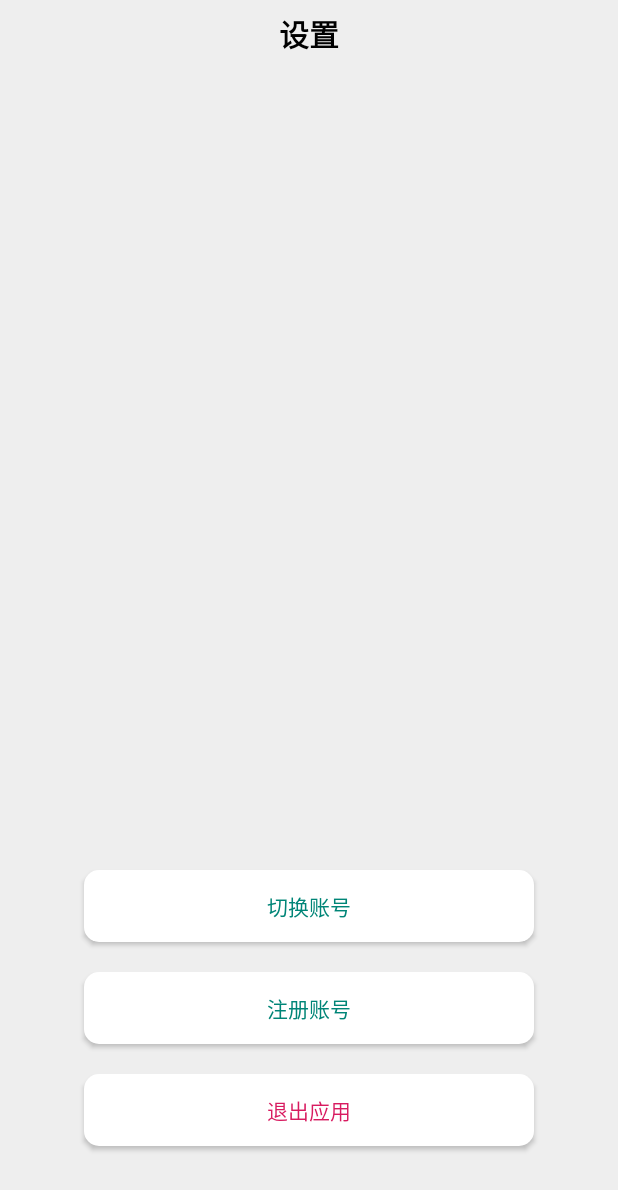
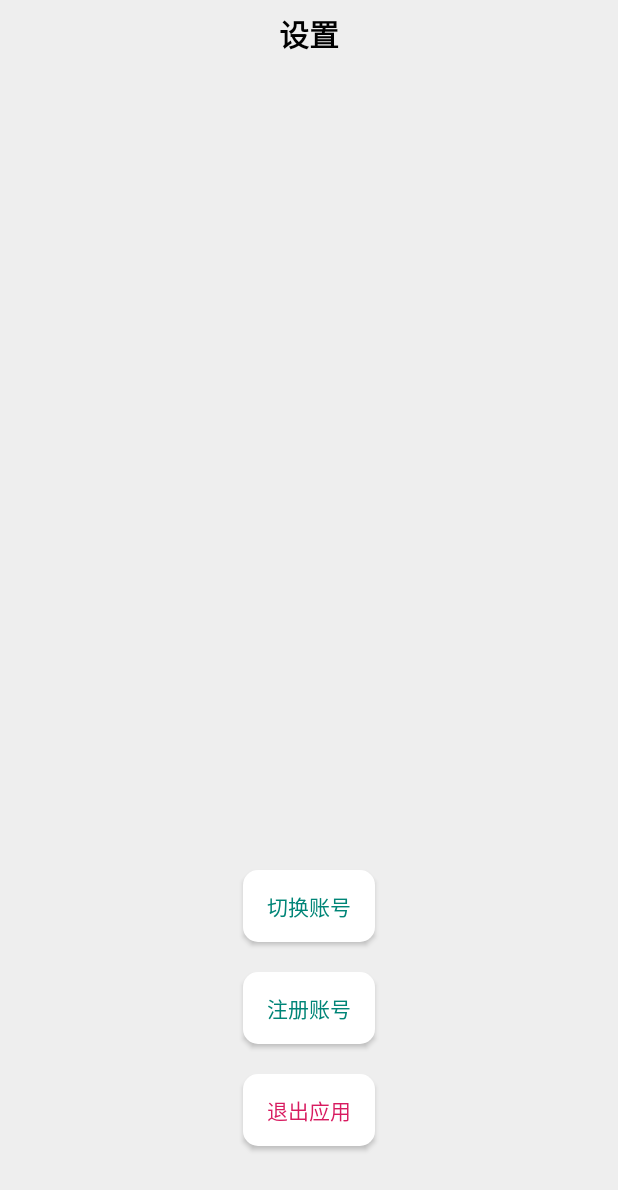
Before and after one commit to Rowling7/my_repository, an Android app: the layout activity_setting.xml on its own in the app's theme, with its tools: preview values and no code run, on a phone screen of 412 x 824 dp. Shown: the top 1190 px of the screen. Run offline under Robolectric (Android 15) with nearby library versions, the phone set to English and light mode, and no system bars.

```diff
--- a/app/src/main/java/com/example/administrator/shopping/LoginActivity.java
+++ b/app/src/main/java/com/example/administrator/shopping/LoginActivity.java
@@ -31,7 +31,6 @@ public class LoginActivity extends AppCompatActivity implements View.OnClickList
     private Handler mainHandler;     // 主线程
     private Handler handler = new Handler() {
     };
-    private static final String TAG = "LodinActivity";
 
     @Override
     protected void onCreate(Bundle savedInstanceState) {
@@ -122,7 +121,6 @@ public class LoginActivity extends AppCompatActivity implements View.OnClickList
                                 //  Intent intentForValue =new Intent(phoneAndUuid);
                                 // LocalBroadcastManager.getInstance(LoginActivity.this).sendBroadcast(intentForValue);
                                 intent.putExtra("passValue", et_UserName.getText().toString());//传递“id”至MyActivity
-
                                 startActivity(intent);
 
                             }
--- a/app/src/main/java/com/example/administrator/shopping/MyDetailsActivity.java
+++ b/app/src/main/java/com/example/administrator/shopping/MyDetailsActivity.java
@@ -28,6 +28,7 @@ public class MyDetailsActivity extends AppCompatActivity {
     private TextView tv_area;
     private TextView tv_name;
     private Handler mainHandler;     // 主线程
+    public  static final String TAG= "OUTPUT";
 
     private Handler handler = new Handler() {
         @Override
@@ -85,7 +86,7 @@ public class MyDetailsActivity extends AppCompatActivity {
             public void run() {
                 Intent intent = getIntent();
                 final String userNameForDetails = intent.getStringExtra("passValueForUser");//MyActivity的传值
-                Log.i("4", "地址数量：" + userNameForDetails);
+                Log.i(TAG, "用户名：" + userNameForDetails);
                 String age = EntityUserDao.getUserAge(userNameForDetails);
                 Message msg = Message.obtain();
                 msg.what = 0;   // 查询结果
--- a/app/src/main/java/com/example/administrator/shopping/SearchActivity.java
+++ b/app/src/main/java/com/example/administrator/shopping/SearchActivity.java
@@ -32,6 +32,7 @@ public class SearchActivity extends AppCompatActivity {
     private GoodsDao goodsDao;
     private List<GoodsEntity> goodsList;
     private GoodsAdapter goodsAdapter;
+    public static final String TAG = "OUTPUT";
 
     @Override
     protected void onCreate(Bundle savedInstanceState) {
@@ -40,7 +41,6 @@ public class SearchActivity extends AppCompatActivity {
 
         Intent intent = getIntent();
         final String userNameForSearch = intent.getStringExtra("passValueForSearch");//MyActivity的传值
-        Log.i("0", "地址数量：" + userNameForSearch);
 
         initView();
         lv_searchGoods = findViewById(R.id.lv_searchGoods);
@@ -62,7 +62,6 @@ public class SearchActivity extends AppCompatActivity {
             public void onClick(View view) {
                 Intent intent = getIntent();
                 final String userNameForSearch = intent.getStringExtra("passValueForSearch");//MyActivity的传值
-                Log.i("0", "地址数量：" + userNameForSearch);
                 loadSearchGoodsDb();
             }
         });
@@ -118,14 +117,13 @@ public class SearchActivity extends AppCompatActivity {
             @Override
             public void run() {
                 Intent intent = getIntent();
-                final String username = intent.getStringExtra("passValueForMain");//MyActivity的传值
+                final String username = intent.getStringExtra("passValueForSearch");//MyActivity的传值
                 final int iRow = GoodsDao.insCart(uuid, username);
                 mainHandler.post(new Runnable() {
                     @Override
                     public void run() {
                         final Intent intent = getIntent();
                         final String userNameForSearch = intent.getStringExtra("passValueForSearch");//MyActivity的传值
-                        Log.i("0", "地址数量：" + userNameForSearch);
                         if (userNameForSearch==null){
                             new AlertDialog.Builder(SearchActivity.this)
                                     .setTitle("未登录，无法添加购物车！")
--- a/app/src/main/java/com/example/administrator/shopping/SettlementActivity.java
+++ b/app/src/main/java/com/example/administrator/shopping/SettlementActivity.java
@@ -18,6 +18,7 @@ public class SettlementActivity extends AppCompatActivity {
     private Button btn_pay;
     private TextView tv_allPrice;
     private TextView tv_cartCount;
+    public  static final String TAG= "OUTPUT";
     private Handler handler = new Handler() {
         @Override
         public void handleMessage(@NonNull Message msg) {
@@ -64,7 +65,7 @@ public class SettlementActivity extends AppCompatActivity {
             public void run() {
                 Intent intent = getIntent();
                 final String userNameForCart = intent.getStringExtra("passValueForpay");//MyActivity的传值
-                Log.i("0", "run: " + userNameForCart);
+
                 String count = ShoppingCartDao.getCartCount(userNameForCart);
                 Message msg = Message.obtain();
                 msg.what = 1;   // 查询结果
@@ -83,7 +84,6 @@ public class SettlementActivity extends AppCompatActivity {
             public void run() {
                 Intent intent = getIntent();
                 final String userNameForCart = intent.getStringExtra("passValueForpay");//MyActivity的传值
-                Log.i("0", "run: " + userNameForCart);
                 String count = ShoppingCartDao.getCartSum(userNameForCart);
                 Message msg = Message.obtain();
                 msg.what = 0;   // 查询结果
--- a/app/src/main/java/com/example/administrator/shopping/adapter/AddressAdapter.java
+++ b/app/src/main/java/com/example/administrator/shopping/adapter/AddressAdapter.java
@@ -22,6 +22,8 @@ public class AddressAdapter extends BaseAdapter {
     private Context context;//上下文信息 谁是操作源对象
     private List<AddressEntity> addressList;//地址的数据集合
 
+    public static final String TAG = "OUTPUT";
+
     private OnEditBtnClickListener onEditBtnClickListener;   //修改按钮点击事件的监听实例
     private OnDelBtnClickListener onDelBtnClickListener;     //删除按钮点击事件的监听实例
 
@@ -36,7 +38,7 @@ public class AddressAdapter extends BaseAdapter {
     public AddressAdapter(Context context, List<AddressEntity> addressList) {
         this.context = context;
         this.addressList = addressList;
-        Log.i("0", "地址数量：" + addressList.size());
+        Log.i(TAG, "地址数量：" + addressList.size());
 
         /*int aSize = addressList.size();
         if (aSize==0){
--- a/app/src/main/java/com/example/administrator/shopping/adapter/GoodsAdapter.java
+++ b/app/src/main/java/com/example/administrator/shopping/adapter/GoodsAdapter.java
@@ -35,6 +35,7 @@ public class GoodsAdapter extends BaseAdapter {
 
 
 
+    public final String TAG= "OUTPUT";
     private OnInsBtnClickListener onInsBtnClickListener;     //添加按钮点击事件的监听实例
 
     public GoodsAdapter() {
@@ -48,7 +49,8 @@ public class GoodsAdapter extends BaseAdapter {
     public GoodsAdapter(Context context, List<GoodsEntity> goodsList) {
         this.context = context;
         this.goodsList = goodsList;
-        Log.i("数据适配器", "商品数量：" + goodsList.size());
+        Log.i(TAG, "商品数量：" + goodsList.size());
+
     }
 
     public void setGoodsList(List<GoodsEntity> goodsList) {
--- a/app/src/main/java/com/example/administrator/shopping/adapter/ShoppingCartAdapter.java
+++ b/app/src/main/java/com/example/administrator/shopping/adapter/ShoppingCartAdapter.java
@@ -1,6 +1,7 @@
 package com.example.administrator.shopping.adapter;
 
 import android.content.Context;
+import android.nfc.Tag;
 import android.util.Log;
 import android.view.LayoutInflater;
 import android.view.View;
@@ -27,7 +28,7 @@ public class ShoppingCartAdapter extends BaseAdapter {
         private TextView price;
         private Button btn_delCart;
     }
-
+    public  static final String TAG= "OUTPUT";
     //删除按钮点击事件的监听实例
     private OnDelBtnClickListener onDelBtnClickListener;
 
@@ -39,7 +40,7 @@ public class ShoppingCartAdapter extends BaseAdapter {
     public ShoppingCartAdapter(Context context, List<ShoppingCartEntity> cartList) {
         this.context = context;
         this.cartList = cartList;
-        Log.i("数据适配器", "购物车数量：" + cartList.size());
+        Log.i(TAG, "购物车数量：" + cartList.size());
     }
 
     public void setShoppingCartList(List<ShoppingCartEntity> cartList) {
--- a/app/src/main/java/com/example/administrator/shopping/dao/GoodsDao.java
+++ b/app/src/main/java/com/example/administrator/shopping/dao/GoodsDao.java
@@ -1,5 +1,6 @@
 package com.example.administrator.shopping.dao;
 
+import android.util.Log;
 import android.widget.EditText;
 
 import com.example.administrator.shopping.entity.GoodsEntity;
--- a/app/src/main/java/com/example/administrator/shopping/dao/ShoppingCartDao.java
+++ b/app/src/main/java/com/example/administrator/shopping/dao/ShoppingCartDao.java
@@ -21,7 +21,6 @@ public class ShoppingCartDao extends DbOpenHelper {
                     "WHERE sc.USERNAME = ? AND SC.ISEXIST = 1";
             pStmt = conn.prepareStatement(sql);
             pStmt.setString(1, userNameForCart);
-            Log.i("0", "userNameForCart：" + userNameForCart);
             rs = pStmt.executeQuery();
             while (rs.next()) {
                 ShoppingCartEntity item = new ShoppingCartEntity();
@@ -65,7 +64,7 @@ public class ShoppingCartDao extends DbOpenHelper {
             String sql = "SELECT cast(SUm(price)as  decimal(15,2)) as SUM,count(price) as cartCount\n" +
                     "from goods g\n" +
                     "LEFT JOIN shoppingcart sc on sc.GOODS_UUID = g.uuid\n" +
-                    "where username =? and sc.isexist = 1";
+                    "where sc.username =? and sc.isexist = 1";
             pStmt = conn.prepareStatement(sql);
             pStmt.setString(1, userNameForCart);
             rs = pStmt.executeQuery();
--- a/app/src/main/res/layout/activity_login.xml
+++ b/app/src/main/res/layout/activity_login.xml
@@ -45,6 +45,7 @@
             android:layout_height="50dp"
             android:layout_marginTop="5dp"
             android:hint="密码"
+            android:inputType="textPassword"
             android:maxLines="1"
             android:padding="5dp"
             android:textColor="@color/colorBlack"
--- a/app/src/main/res/layout/activity_setting.xml
+++ b/app/src/main/res/layout/activity_setting.xml
@@ -48,32 +48,32 @@
 
         <Button
             android:id="@+id/btn_reLogin"
-            android:layout_width="300dp"
+            android:layout_width="wrap_content"
             android:layout_height="match_parent"
             android:layout_marginTop="10dp"
             android:background="@drawable/shape_corner"
             android:text="切换账号"
-            android:textColor="@color/colorPrimary"></Button>
+            android:textColor="@color/colorPrimary" />
 
         <Button
             android:id="@+id/btn_register2"
-            android:layout_width="300dp"
+            android:layout_width="wrap_content"
             android:layout_height="match_parent"
             android:layout_marginTop="20dp"
             android:layout_marginBottom="10dp"
             android:background="@drawable/shape_corner"
             android:text="注册账号"
-            android:textColor="@color/colorPrimary"></Button>
+            android:textColor="@color/colorPrimary" />
 
         <Button
             android:id="@+id/btn_exit"
-            android:layout_width="300dp"
+            android:layout_width="wrap_content"
             android:layout_height="match_parent"
             android:layout_marginTop="10dp"
             android:layout_marginBottom="10dp"
             android:background="@drawable/shape_corner"
             android:text="退出应用"
-            android:textColor="@color/colorAccent"></Button>
+            android:textColor="@color/colorAccent"/>
 
 
     </LinearLayout>
```
Also changed, not shown: app/src/main/java/com/example/administrator/shopping/MainActivity.java (+0 -9 lines), app/src/main/java/com/example/administrator/shopping/dao/EntityUserDao.java (+12 -7 lines), app/src/main/res/layout/search_list_item.xml (renamed from app/src/main/res/layout/searchgoods_list_item.xml).
